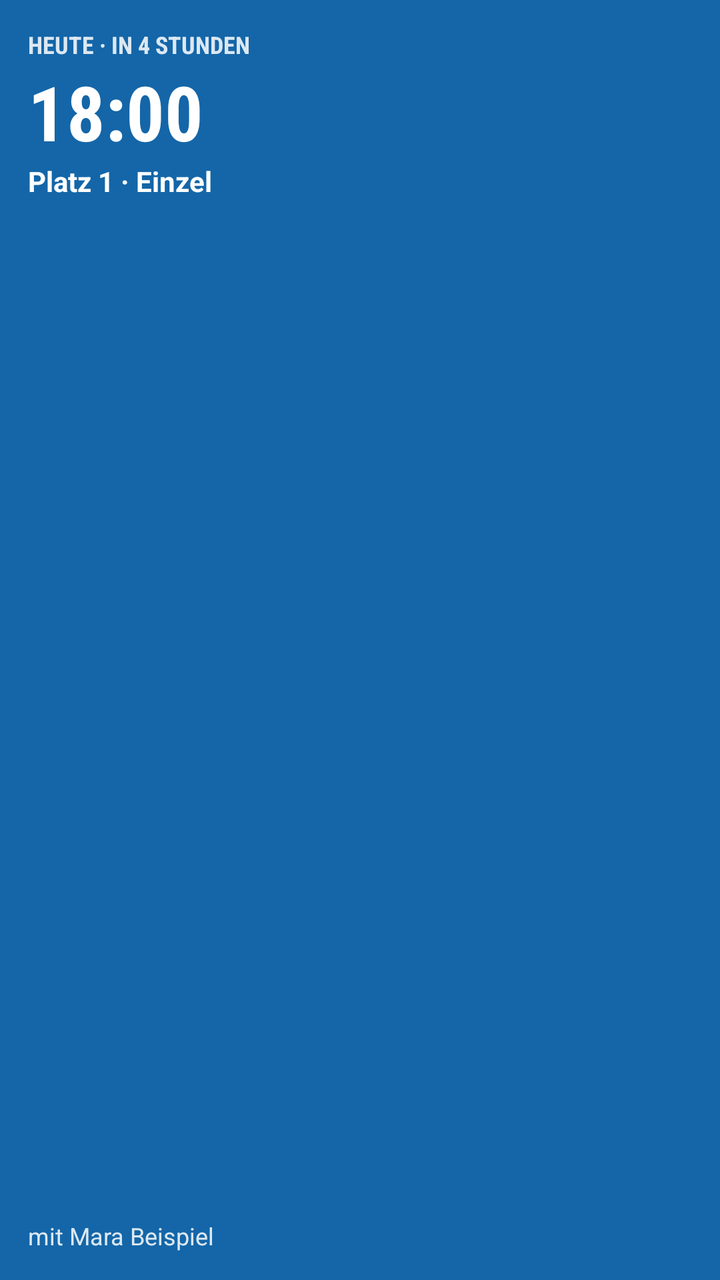
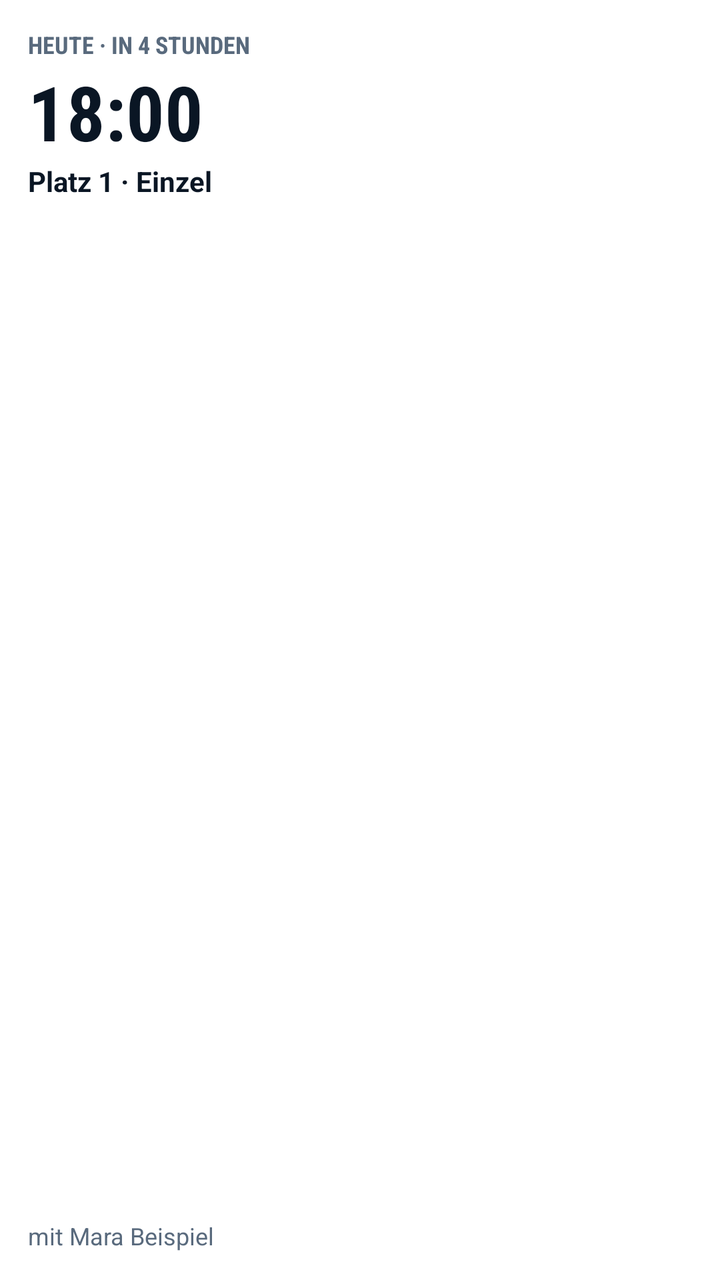

Compare the two renders of this Android layout. The source of the first and the diff that turns it into the second are given below.
<!-- AndroidManifest.xml: application theme Theme.TCM -->
<!-- res/layout/vorschau_spiele.xml -->
<?xml version="1.0" encoding="utf-8"?>
<LinearLayout xmlns:android="http://schemas.android.com/apk/res/android"
    xmlns:tools="http://schemas.android.com/tools"
    android:layout_width="match_parent"
    android:layout_height="match_parent"
    android:background="@color/widget_brand"
    android:orientation="vertical"
    android:padding="14dp"
    tools:ignore="HardcodedText,NestedWeights,Overdraw">

    <TextView
        android:layout_width="wrap_content"
        android:layout_height="wrap_content"
        android:fontFamily="sans-serif-condensed"
        android:text="HEUTE · IN 4 STUNDEN"
        android:textColor="@color/widget_on_brand_leise"
        android:textSize="12sp"
        android:textStyle="bold" />

    <TextView
        android:layout_width="wrap_content"
        android:layout_height="wrap_content"
        android:fontFamily="sans-serif-condensed"
        android:text="18:00"
        android:textColor="@color/widget_on_brand"
        android:textSize="38sp"
        android:textStyle="bold" />

    <TextView
        android:layout_width="wrap_content"
        android:layout_height="wrap_content"
        android:text="Platz 1 · Einzel"
        android:textColor="@color/widget_on_brand"
        android:textSize="14sp"
        android:textStyle="bold" />

    <View
        android:layout_width="0dp"
        android:layout_height="0dp"
        android:layout_weight="1" />

    <TextView
        android:layout_width="wrap_content"
        android:layout_height="wrap_content"
        android:maxLines="2"
        android:text="mit Mara Beispiel"
        android:textColor="@color/widget_on_brand_leise"
        android:textSize="12sp" />
</LinearLayout>
<!-- resources referenced by this layout -->
<resources>
  <color name="widget_brand">#1466A8</color>
  <color name="widget_on_brand">#FFFFFF</color>
  <color name="widget_on_brand_leise">#D9FFFFFF</color>
  <style name="Theme.TCM" parent="android:Theme.Material.NoActionBar">
          <item name="android:windowBackground">@color/markenblau</item>
          <item name="android:statusBarColor">@android:color/transparent</item>
          <item name="android:navigationBarColor">@android:color/transparent</item>
      </style>
  <color name="markenblau">#1466A8</color>
</resources>

<!-- the commit's change to res/layout/vorschau_spiele.xml (unified diff, before → after) -->
@@ -3,7 +3,7 @@
     xmlns:tools="http://schemas.android.com/tools"
     android:layout_width="match_parent"
     android:layout_height="match_parent"
-    android:background="@color/widget_brand"
+    android:background="@color/widget_surf"
     android:orientation="vertical"
     android:padding="14dp"
     tools:ignore="HardcodedText,NestedWeights,Overdraw">
@@ -13,7 +13,7 @@
         android:layout_height="wrap_content"
         android:fontFamily="sans-serif-condensed"
         android:text="HEUTE · IN 4 STUNDEN"
-        android:textColor="@color/widget_on_brand_leise"
+        android:textColor="@color/widget_muted"
         android:textSize="12sp"
         android:textStyle="bold" />
 
@@ -22,7 +22,7 @@
         android:layout_height="wrap_content"
         android:fontFamily="sans-serif-condensed"
         android:text="18:00"
-        android:textColor="@color/widget_on_brand"
+        android:textColor="@color/widget_ink"
         android:textSize="38sp"
         android:textStyle="bold" />
 
@@ -30,7 +30,7 @@
         android:layout_width="wrap_content"
         android:layout_height="wrap_content"
         android:text="Platz 1 · Einzel"
-        android:textColor="@color/widget_on_brand"
+        android:textColor="@color/widget_ink"
         android:textSize="14sp"
         android:textStyle="bold" />
 
@@ -44,6 +44,6 @@
         android:layout_height="wrap_content"
         android:maxLines="2"
         android:text="mit Mara Beispiel"
-        android:textColor="@color/widget_on_brand_leise"
+        android:textColor="@color/widget_muted"
         android:textSize="12sp" />
 </LinearLayout>
<!-- resource entries referenced after the edit -->
@@ -1,13 +1,14 @@
 <!-- resources referenced by this layout -->
 <resources>
-  <color name="widget_brand">#1466A8</color>
-  <color name="widget_on_brand">#FFFFFF</color>
-  <color name="widget_on_brand_leise">#D9FFFFFF</color>
+  <color name="widget_ink">#0A1624</color>
+  <color name="widget_muted">#596A7D</color>
+  <color name="widget_surf">#FFFFFF</color>
   <style name="Theme.TCM" parent="android:Theme.Material.NoActionBar">
-          <item name="android:windowBackground">@color/markenblau</item>
+          <item name="android:windowBackground">@color/startgrund</item>
+          <item name="android:windowLightStatusBar">@bool/helle_leisten</item>
           <item name="android:statusBarColor">@android:color/transparent</item>
           <item name="android:navigationBarColor">@android:color/transparent</item>
       </style>
-  <color name="markenblau">#1466A8</color>
+  <color name="startgrund">#FFFFFF</color>
 </resources>
 
